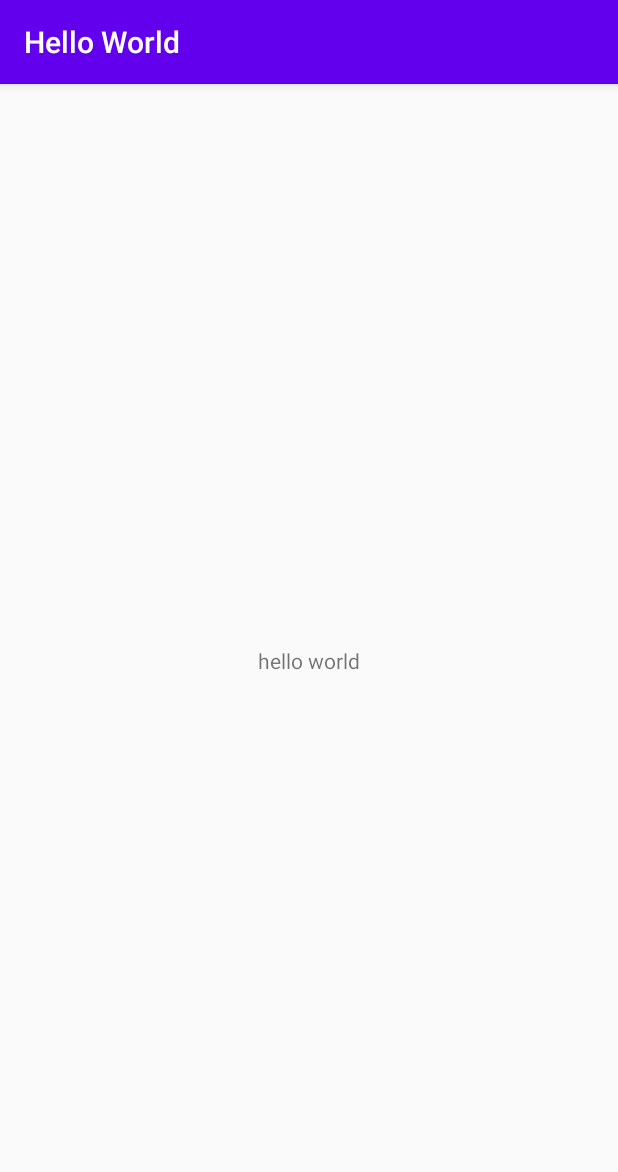
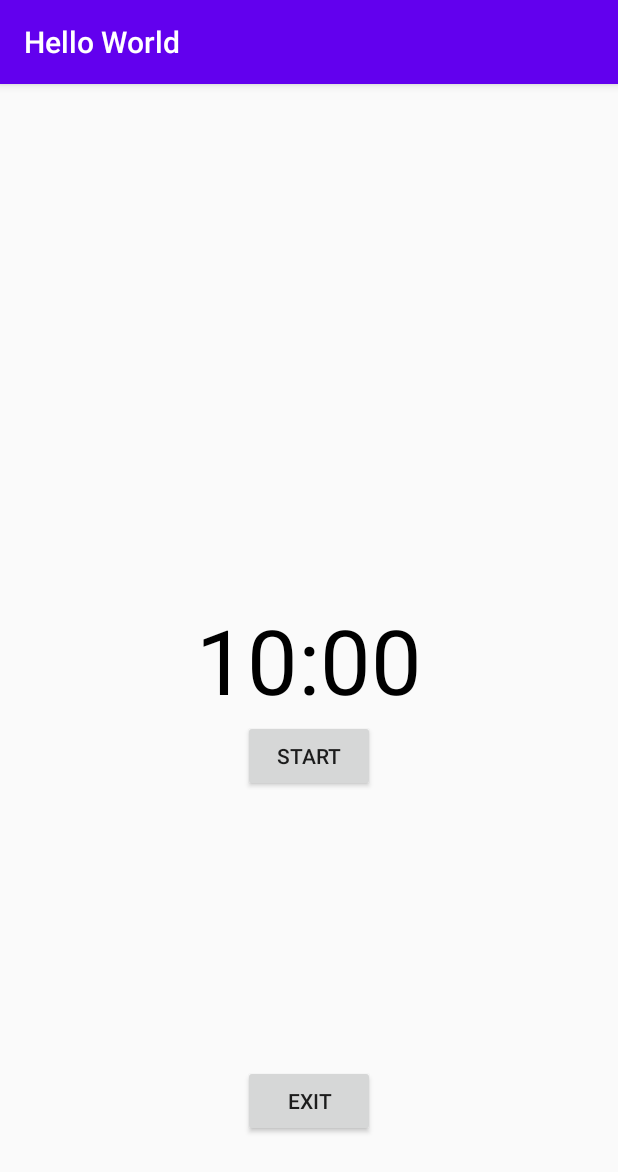
Before and after one commit to ardianjatip/learn-tktpl-1506689042, an Android app: the screen it shows after launch (MainActivity), on a phone screen of 412 x 824 dp. Shown: the top 1172 px of the screen. Run offline under Robolectric (Android 15) with nearby library versions, the phone set to English and light mode, and no system bars.

Commit message:
create countdown timer and override back button

```diff
--- a/HelloWorld/app/build.gradle
+++ b/HelloWorld/app/build.gradle
@@ -26,8 +26,9 @@ dependencies {
     implementation fileTree(dir: "libs", include: ["*.jar"])
     implementation 'androidx.appcompat:appcompat:1.1.0'
     implementation 'androidx.constraintlayout:constraintlayout:1.1.3'
+    implementation 'com.google.firebase:firebase-analytics:17.0.1'
+    implementation 'com.google.firebase:firebase-messaging:19.0.1'
     testImplementation 'junit:junit:4.12'
     androidTestImplementation 'androidx.test.ext:junit:1.1.1'
     androidTestImplementation 'androidx.test.espresso:espresso-core:3.2.0'
-
 }
--- a/HelloWorld/app/src/main/java/com/mobileprogramming/helloworld/MainActivity.java
+++ b/HelloWorld/app/src/main/java/com/mobileprogramming/helloworld/MainActivity.java
@@ -1,15 +1,100 @@
 package com.mobileprogramming.helloworld;
 
+import android.os.Build;
+import android.os.Bundle;
+import android.os.CountDownTimer;
+import android.view.View;
+import android.widget.Button;
+import android.widget.TextView;
+import android.widget.Toast;
+
+import androidx.appcompat.app.AlertDialog;
 import androidx.appcompat.app.AppCompatActivity;
 
-import android.os.Bundle;
+import java.util.Locale;
 
 public class MainActivity extends AppCompatActivity {
-
+    private static final long START_TIME_IN_MILLIS = 600000;
+    private TextView mTextViewCountDown;
+    private Button mButtonStartPause;
+    private Button mButtonReset;
+    private Button exit;
+    private CountDownTimer mCountDownTimer;
+    private boolean mTimerRunning;
+    private long mTimeLeftInMillis = START_TIME_IN_MILLIS;
     @Override
     protected void onCreate(Bundle savedInstanceState) {
         super.onCreate(savedInstanceState);
         setContentView(R.layout.activity_main);
+        mTextViewCountDown = findViewById(R.id.text_view_countdown);
+        mButtonStartPause = findViewById(R.id.button_start_pause);
+        mButtonReset = findViewById(R.id.button_reset);
+        exit = findViewById(R.id.exitbutton);
+        mButtonStartPause.setOnClickListener(new View.OnClickListener() {
+            @Override
+            public void onClick(View v) {
+                if (mTimerRunning) {
+                    pauseTimer();
+                } else {
+                    startTimer();
+                }
+            }
+        });
+        mButtonReset.setOnClickListener(new View.OnClickListener() {
+            @Override
+            public void onClick(View v) {
+                resetTimer();
+            }
+        });
+        exit.setOnClickListener(new View.OnClickListener() {
+            @Override
+            public void onClick(View view) {
+                finish();
+            }
+        });
+        updateCountDownText();
     }
 
+    @Override
+    public void onBackPressed() {
+        Toast.makeText(getApplicationContext(),"Press EXIT button to exit the app",Toast.LENGTH_SHORT).show();
+    }
+
+    private void startTimer() {
+        mCountDownTimer = new CountDownTimer(mTimeLeftInMillis, 1000) {
+            @Override
+            public void onTick(long millisUntilFinished) {
+                mTimeLeftInMillis = millisUntilFinished;
+                updateCountDownText();
+            }
+            @Override
+            public void onFinish() {
+                mTimerRunning = false;
+                mButtonStartPause.setText("Start");
+                mButtonStartPause.setVisibility(View.INVISIBLE);
+                mButtonReset.setVisibility(View.VISIBLE);
+            }
+        }.start();
+        mTimerRunning = true;
+        mButtonStartPause.setText("pause");
+        mButtonReset.setVisibility(View.INVISIBLE);
+    }
+    private void pauseTimer() {
+        mCountDownTimer.cancel();
+        mTimerRunning = false;
+        mButtonStartPause.setText("Start");
+        mButtonReset.setVisibility(View.VISIBLE);
+    }
+    private void resetTimer() {
+        mTimeLeftInMillis = START_TIME_IN_MILLIS;
+        updateCountDownText();
+        mButtonReset.setVisibility(View.INVISIBLE);
+        mButtonStartPause.setVisibility(View.VISIBLE);
+    }
+    private void updateCountDownText() {
+        int minutes = (int) (mTimeLeftInMillis / 1000) / 60;
+        int seconds = (int) (mTimeLeftInMillis / 1000) % 60;
+        String timeLeftFormatted = String.format(Locale.getDefault(), "%02d:%02d", minutes, seconds);
+        mTextViewCountDown.setText(timeLeftFormatted);
+    }
 }
--- a/HelloWorld/app/src/main/res/layout/activity_main.xml
+++ b/HelloWorld/app/src/main/res/layout/activity_main.xml
@@ -1,18 +1,46 @@
 <?xml version="1.0" encoding="utf-8"?>
-<androidx.constraintlayout.widget.ConstraintLayout xmlns:android="http://schemas.android.com/apk/res/android"
+<RelativeLayout xmlns:android="http://schemas.android.com/apk/res/android"
     xmlns:app="http://schemas.android.com/apk/res-auto"
     xmlns:tools="http://schemas.android.com/tools"
     android:layout_width="match_parent"
     android:layout_height="match_parent"
+    android:orientation="vertical"
     tools:context=".MainActivity">
+
     <TextView
+        android:id="@+id/text_view_countdown"
         android:layout_width="wrap_content"
         android:layout_height="wrap_content"
-        android:text="hello world"
-        app:layout_constraintBottom_toBottomOf="parent"
-        app:layout_constraintLeft_toLeftOf="parent"
-        app:layout_constraintRight_toRightOf="parent"
-        app:layout_constraintTop_toTopOf="parent"
-        />
+        android:layout_centerHorizontal="true"
+        android:layout_centerVertical="true"
+        android:text="00:00"
+        android:textColor="@android:color/black"
+        android:textSize="60sp" />
+    <Button
+        android:id="@+id/button_start_pause"
+        android:layout_width="wrap_content"
+        android:layout_height="wrap_content"
+        android:layout_below="@+id/text_view_countdown"
+        android:layout_centerHorizontal="true"
+        android:text="start" />
+    <Button
+        android:id="@+id/button_reset"
+        android:layout_width="wrap_content"
+        android:layout_height="wrap_content"
+        android:layout_below="@+id/text_view_countdown"
+        android:layout_marginStart="11dp"
+        android:layout_toEndOf="@+id/button_start_pause"
+        android:text="reset"
+        android:visibility="invisible"
+        tools:visibility="visible" />
+    <Button
+        android:id="@+id/exitbutton"
+        android:layout_width="wrap_content"
+        android:layout_height="wrap_content"
+        android:layout_alignParentBottom="true"
+        android:layout_centerHorizontal="true"
+        android:text="exit"
+        android:layout_marginBottom="66dp" />
 
-</androidx.constraintlayout.widget.ConstraintLayout>
+
+</RelativeLayout>
--- a/HelloWorld/build.gradle
+++ b/HelloWorld/build.gradle
@@ -16,6 +16,9 @@ allprojects {
     repositories {
         google()
         jcenter()
+        maven{
+            url "https://maven.google.com"
+        }
     }
 }
 
```
